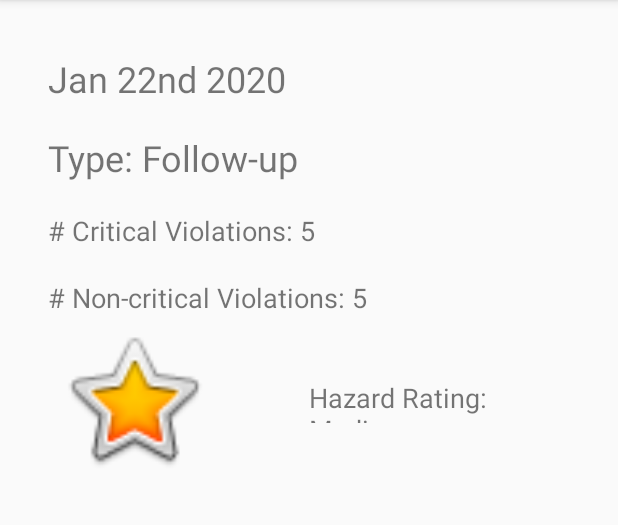
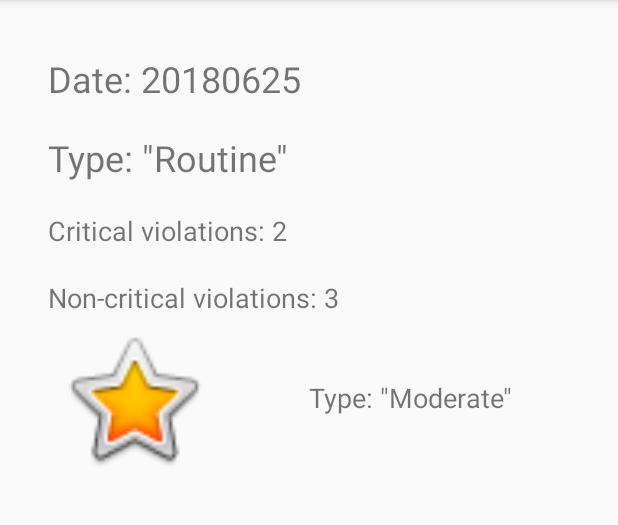
Before and after one commit to rcmcg/restaurant-inspections-app, an Android app: the screen it shows after launch (InspectionActivity), after a tap on "TEST", on a phone screen of 412 x 824 dp, the part 84-609 px from its top. Run offline under Robolectric (Android 15) with nearby library versions, the phone set to English and light mode, and no system bars; Roboto replaces fonts that are not available here.

Commit message:
Serialized Inspection and Violation, set up getExtra() in InspectionActivity

```diff
--- a/app/src/main/java/com/example/group20restaurantapp/Model/Inspection.java
+++ b/app/src/main/java/com/example/group20restaurantapp/Model/Inspection.java
@@ -2,11 +2,12 @@ package com.example.group20restaurantapp.Model;
 
 import com.example.group20restaurantapp.R;
 
+import java.io.Serializable;
 import java.util.ArrayList;
 import java.util.Arrays;
 import java.util.List;
 
-public class Inspection {
+public class Inspection implements Serializable {
     private String trackingNumber;
     private String inspectionDate;
     private String inspType;    // Follow-up or routine
--- a/app/src/main/java/com/example/group20restaurantapp/Model/Violation.java
+++ b/app/src/main/java/com/example/group20restaurantapp/Model/Violation.java
@@ -2,11 +2,12 @@ package com.example.group20restaurantapp.Model;
 
 import com.example.group20restaurantapp.R;
 
+import java.io.Serializable;
 import java.util.ArrayList;
 import java.util.Arrays;
 import java.util.List;
 
-public class Violation {
+public class Violation implements Serializable {
     private int violNumber;
     private Boolean critical;
     private String violDetails;
@@ -70,7 +71,6 @@ public class Violation {
         } else {
             this.violImgId = R.drawable.violation_generic;
         }
-
     }
 
     public int getViolNumber() {
--- a/app/src/main/java/com/example/group20restaurantapp/UI/InspectionActivity.java
+++ b/app/src/main/java/com/example/group20restaurantapp/UI/InspectionActivity.java
@@ -5,7 +5,11 @@ import androidx.appcompat.app.AppCompatActivity;
 import android.content.Context;
 import android.content.Intent;
 import android.os.Bundle;
+import android.widget.ImageView;
+import android.widget.TextView;
+import android.widget.Toast;
 
+import com.example.group20restaurantapp.Model.Inspection;
 import com.example.group20restaurantapp.R;
 
 public class InspectionActivity extends AppCompatActivity {
@@ -15,7 +19,52 @@ public class InspectionActivity extends AppCompatActivity {
         super.onCreate(savedInstanceState);
         setContentView(R.layout.activity_inspection);
 
+        Inspection inspection = (Inspection) getIntent().getSerializableExtra("inspection");
+
+        setInspectionDateText(inspection);
+        setInspectionTypeText(inspection);
+        setInspectionCritViolText(inspection);
+        setInspectionNonCritViolText(inspection);
+        setHazardRatingIcon(inspection);
+        setHazardRatingText(inspection);
+
         // Populate the list view
+    }
+
+    private void setInspectionDateText(Inspection inspection) {
+        TextView inspectionDate = findViewById(R.id.txtInspectionDate);
+        inspectionDate.setText("Date: " + inspection.getInspectionDate());
+    }
+
+    private void setInspectionTypeText(Inspection inspection) {
+        TextView inspectionType = findViewById(R.id.txtInspectionType);
+        inspectionType.setText("Type: " + inspection.getInspType());
+    }
+
+    private void setInspectionCritViolText(Inspection inspection) {
+        TextView inspectionNumCrit = findViewById(R.id.txtNumberCritViolations);
+        inspectionNumCrit.setText("Critical violations: " + inspection.getNumCritical());
+    }
+
+    private void setInspectionNonCritViolText(Inspection inspection) {
+        TextView inspectionNumNonCrit = findViewById(R.id.txtNumberNonCritViolations);
+        inspectionNumNonCrit.setText("Non-critical violations: " + inspection.getNumNonCritical());
+    }
+
+    private void setHazardRatingIcon(Inspection inspection) {
+        ImageView hazardIcon = findViewById(R.id.imgHazardIcon);
+        if (inspection.getHazardRating() == "Low") {
+            hazardIcon.setImageResource(R.drawable.yellow_triangle);
+        } else if (inspection.getHazardRating() == "Moderate") {
+            hazardIcon.setImageResource(R.drawable.orange_diamond);
+        } else if (inspection.getHazardRating() == "High") {
+            hazardIcon.setImageResource(R.drawable.red_octogon);
+        }
+    }
+
+    private void setHazardRatingText(Inspection inspection) {
+        TextView inspectionHazardRating = findViewById(R.id.txtHazardRating);
+        inspectionHazardRating.setText("Type: " + inspection.getHazardRating());
     }
 
     public static Intent makeIntent(Context context) {
--- a/app/src/main/java/com/example/group20restaurantapp/UI/MainActivity.java
+++ b/app/src/main/java/com/example/group20restaurantapp/UI/MainActivity.java
@@ -65,8 +65,14 @@ public class MainActivity extends AppCompatActivity {
         btn.setOnClickListener(new View.OnClickListener() {
             @Override
             public void onClick(View v) {
-                // Launch inspection activity
+                // Grab restaurant with multiple inspections for testing
+                RestaurantManager manager = RestaurantManager.getInstance();
+                Restaurant testRestaurant = manager.getIndex(5);
+                Inspection testInspection = testRestaurant.getInspectionList().get(0);
+
+                // Launch inspection activity with an Inspection object for testing
                 Intent intent = InspectionActivity.makeIntent(MainActivity.this);
+                intent.putExtra("inspection", testInspection);
                 startActivity(intent);
             }
         });
```
